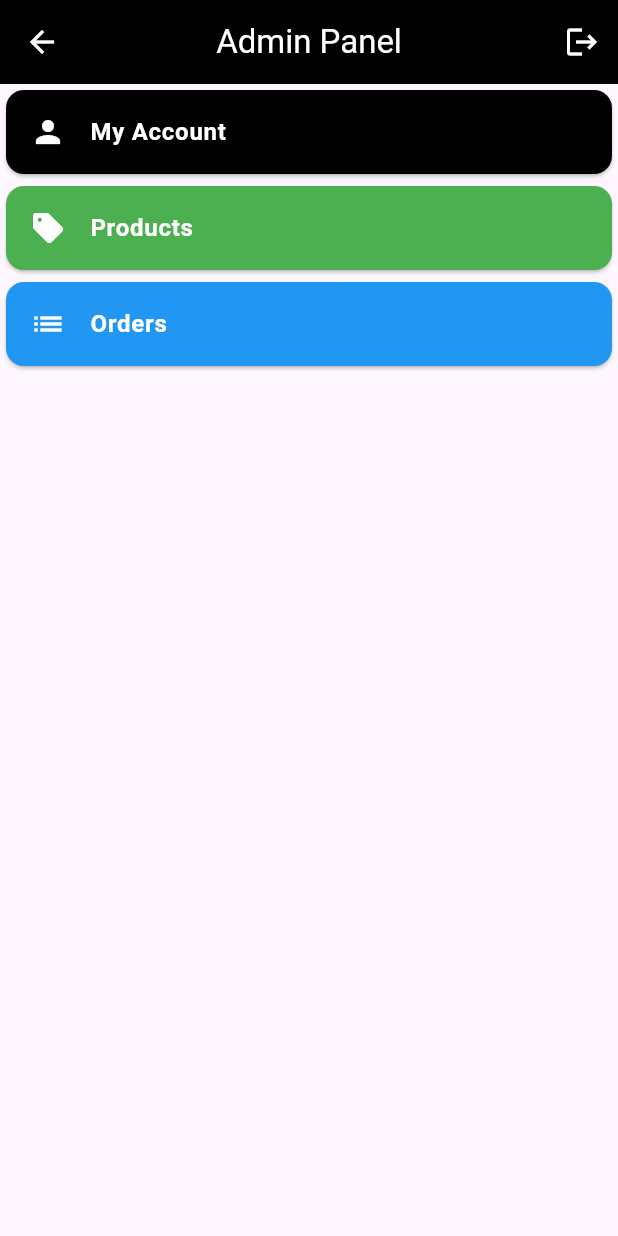
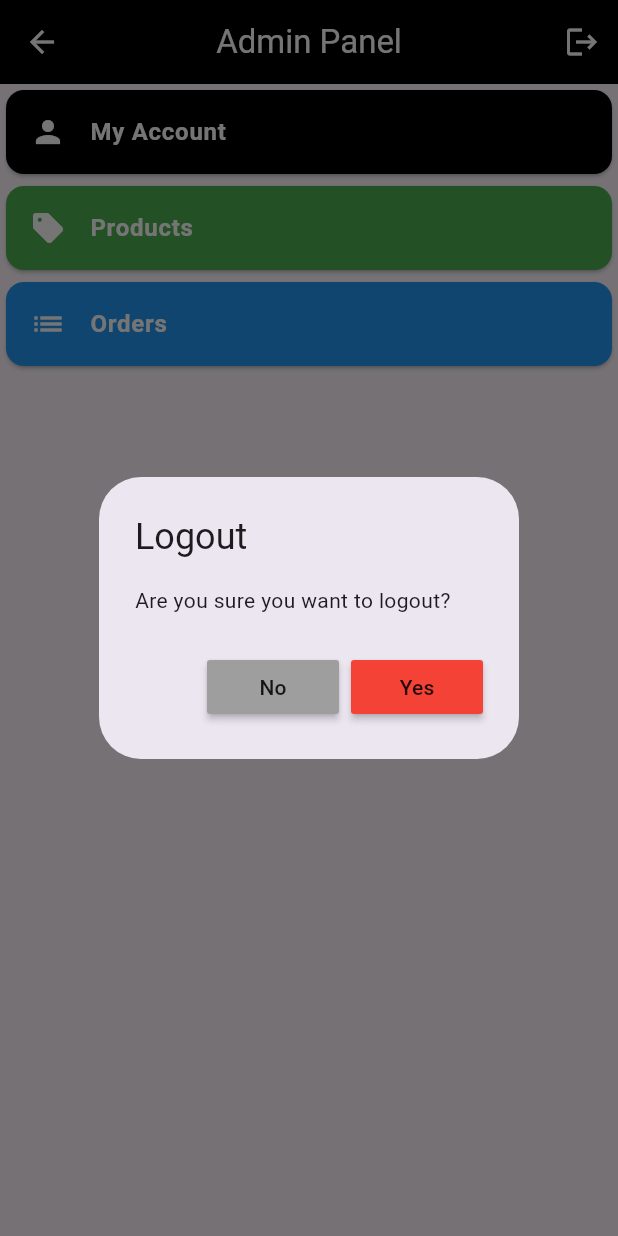
Before and after one commit to Livsn06/raki-internet-caffe, a Flutter app: the AdminPanelLayout screen opened directly, after a tap on the "logout" icon, on a phone screen of 412 x 824 dp. Run offline on Flutter 3.47's test engine with Material 3 defaults, Android fonts, the light colour scheme and no system bars; our stand-ins replace sqflite; accounts and stored records are empty; statements that could not run were skipped.

Commit message:
add logout functionality

```diff
--- a/lib/screens/layout/admin-panel-layout.dart
+++ b/lib/screens/layout/admin-panel-layout.dart
@@ -1,18 +1,54 @@
 import 'package:flutter/material.dart';
+import 'package:provider/provider.dart';
+import 'package:raki_internet_cafe/core/routing-controls.dart';
+import 'package:raki_internet_cafe/providers/admin-auth-provider.dart';
 import 'package:raki_internet_cafe/screens/admin/admin-panel-screen.dart';
+import 'package:raki_internet_cafe/utils/warrning-modal.dart';
 
 class AdminPanelLayout extends StatelessWidget {
   const AdminPanelLayout({super.key});
 
   @override
   Widget build(BuildContext context) {
+    final authProvider = context.read<AdminAuthProvider>();
+
+    void logout() {
+      warningModal(
+        context,
+        title: "Logout",
+        message: "Are you sure you want to logout?",
+        actions: [
+          MaterialButton(
+            onPressed: () {
+              Navigator.pop(context);
+            },
+            color: Colors.grey,
+            child: const Text("No"),
+          ),
+          MaterialButton(
+            onPressed: () {
+              authProvider.resetProvider();
+              RouteControls.pushAndRemoveUntil(
+                context,
+                RouteScreens.adminAuthScreen,
+              );
+            },
+            color: Colors.red,
+            child: const Text("Yes"),
+          ),
+        ],
+      );
+    }
+
     return Scaffold(
       appBar: AppBar(
         foregroundColor: Colors.white,
         title: const Text("Admin Panel"),
         centerTitle: true,
         backgroundColor: Colors.black,
-        actions: [IconButton(onPressed: () {}, icon: const Icon(Icons.logout))],
+        actions: [
+          IconButton(onPressed: logout, icon: const Icon(Icons.logout)),
+        ],
       ),
       body: AdminPanelScreen(),
     );
```
